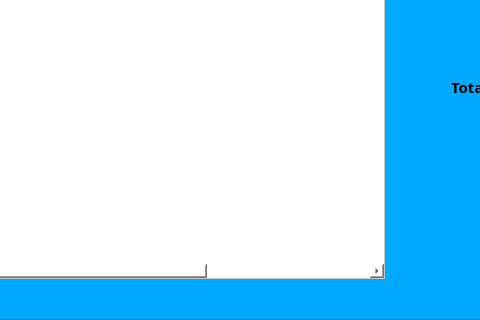
The window that UI/Home.ui (Andy-M7/Multiventas-Kristelle) describes before a commit, drawn with Qt 5; both pictures show x 494 to 974 and y 580 to 900 of the 1167 by 900 pixel window.
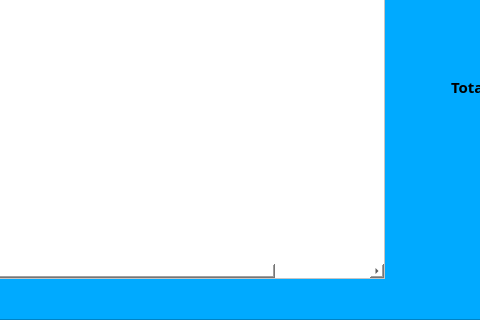
The same window after the commit. Icons and pictures are not drawn.

Commit message: mostrar producto error

The edit to the form file:
```diff
--- a/UI/Home.ui
+++ b/UI/Home.ui
@@ -4934,11 +4934,6 @@
                    </font>
                   </property>
                  </column>
-                 <column>
-                  <property name="text">
-                   <string>dato</string>
-                  </property>
-                 </column>
                 </widget>
                </item>
               </layout>
```
The commit also changes 1 other file.
